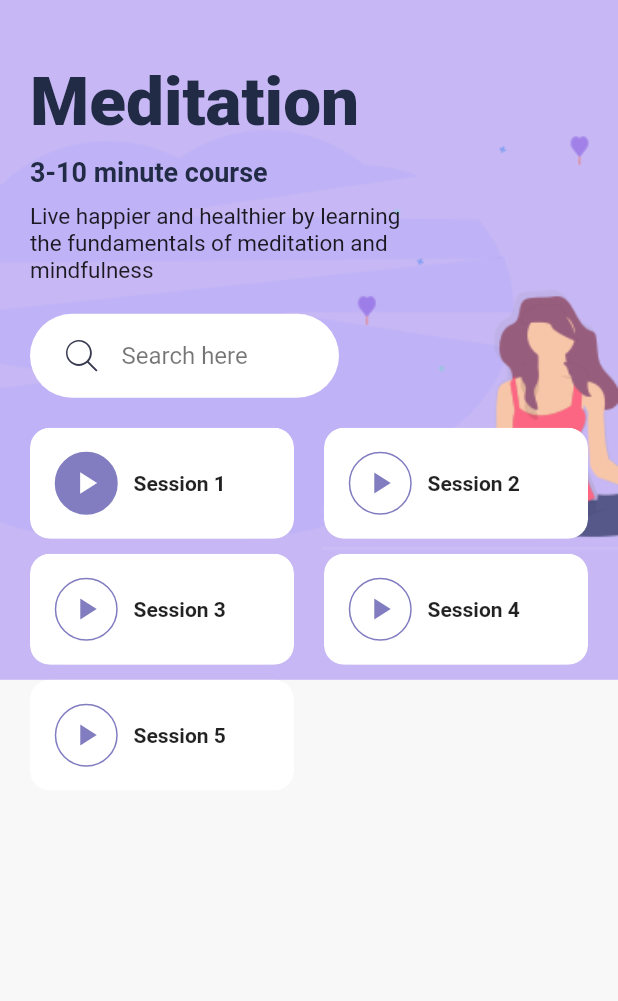
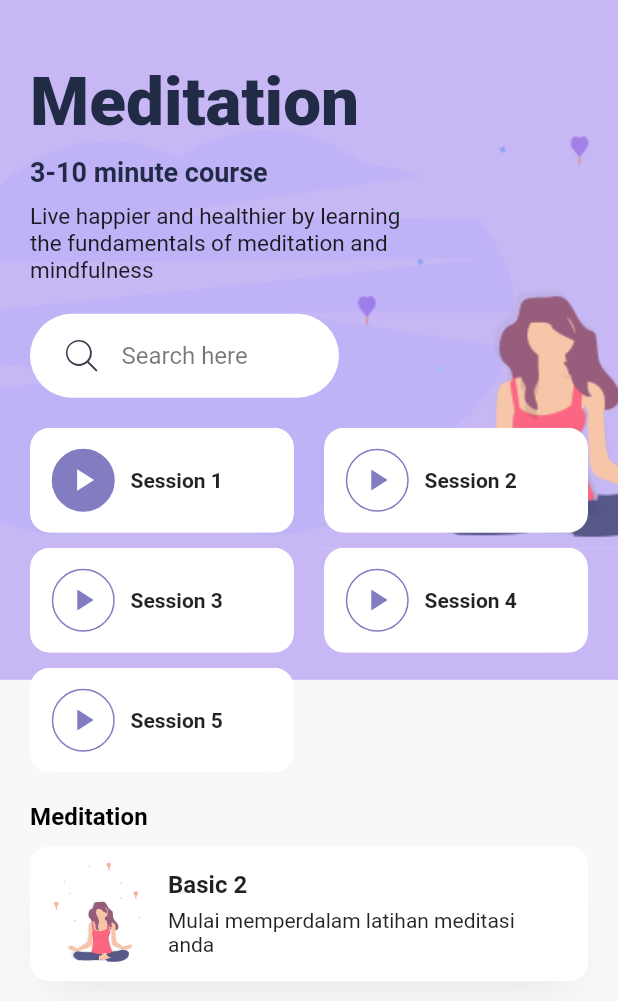
Before and after one commit to Flutter-Dart-Hacks/meditasi-app, a Flutter app: the DetailMenuScreen screen opened directly, on a phone screen of 412 x 824 dp. Shown: the top 1001 px of the screen. Run offline on Flutter 3.47's test engine with Material 2 defaults, Android fonts, the phone set to English and light mode, and no system bars; our stand-ins replace flutter_svg.

Commit message:
Pembuatan detail screen

```diff
--- a/lib/screens/detailmenu_screen.dart
+++ b/lib/screens/detailmenu_screen.dart
@@ -1,4 +1,5 @@
 import 'package:flutter/material.dart';
+import 'package:flutter_svg/flutter_svg.dart';
 import 'package:meditasi_app/constants.dart';
 import 'package:meditasi_app/widgets/searchbar.dart';
 
@@ -31,6 +32,7 @@ class _DetailMenuScreenState extends State<DetailMenuScreen> {
           SafeArea(
             child: Padding(
               padding: const EdgeInsets.symmetric(horizontal: 20),
+              child: SingleChildScrollView(
                 child: Column(
                   crossAxisAlignment: CrossAxisAlignment.start,
                   children: <Widget>[
@@ -99,8 +101,80 @@ class _DetailMenuScreenState extends State<DetailMenuScreen> {
                           pressCallback: () {},
                         ),
                       ],
+                    ),
+                    const SizedBox(
+                      height: 20,
+                    ),
+                    Text(
+                      'Meditation',
+                      style: Theme.of(context).textTheme.titleSmall?.copyWith(
+                            fontWeight: FontWeight.bold,
+                            fontSize: 16,
+                          ),
+                    ),
+                    Container(
+                      height: 90,
+                      margin: const EdgeInsets.symmetric(
+                        vertical: 10,
+                      ),
+                      padding: const EdgeInsets.all(10),
+                      decoration: BoxDecoration(
+                        color: Colors.white,
+                        borderRadius: BorderRadius.circular(13),
+                        boxShadow: const [
+                          BoxShadow(
+                            offset: Offset(0, 17),
+                            blurRadius: 23,
+                            spreadRadius: -13,
+                            color: kShadowColor,
                           )
                         ],
+                      ),
+                      child: Row(
+                        children: <Widget>[
+                          SvgPicture.asset(
+                            'assets/icons/Meditation_women_small.svg',
+                            fit: BoxFit.cover,
+                          ),
+                          const SizedBox(
+                            width: 10,
+                          ),
+                          Expanded(
+                            child: Column(
+                              crossAxisAlignment: CrossAxisAlignment.start,
+                              mainAxisAlignment: MainAxisAlignment.spaceEvenly,
+                              children: <Widget>[
+                                Text(
+                                  'Basic 2',
+                                  style: Theme.of(context)
+                                      .textTheme
+                                      .subtitle1
+                                      ?.copyWith(
+                                          fontWeight: FontWeight.bold,
+                                          fontSize: 16),
+                                ),
+                                Text(
+                                  'Mulai memperdalam latihan meditasi anda',
+                                  style: Theme.of(context)
+                                      .textTheme
+                                      .subtitle1
+                                      ?.copyWith(
+                                        fontWeight: FontWeight.normal,
+                                        fontSize: 14,
+                                      ),
+                                ),
+                              ],
+                            ),
+                          ),
+                          const Padding(padding: EdgeInsets.all(10))
+                        ],
+                      ),
+                    ),
+                    const SizedBox(
+                      height: 20,
+                    )
+                  ],
+                ),
               ),
             ),
           )
@@ -149,7 +223,7 @@ class SessionCard extends StatelessWidget {
                 pressCallback();
               },
               child: Padding(
-                padding: const EdgeInsets.all(16.0),
+                padding: const EdgeInsets.all(14.0),
                 child: Row(children: <Widget>[
                   Container(
                     height: 42,
```
Also changed, not shown: assets/icons/lock.svg (renamed from assets/icons/Lock.svg). Lines whose indentation alone changed are shown as unchanged.
